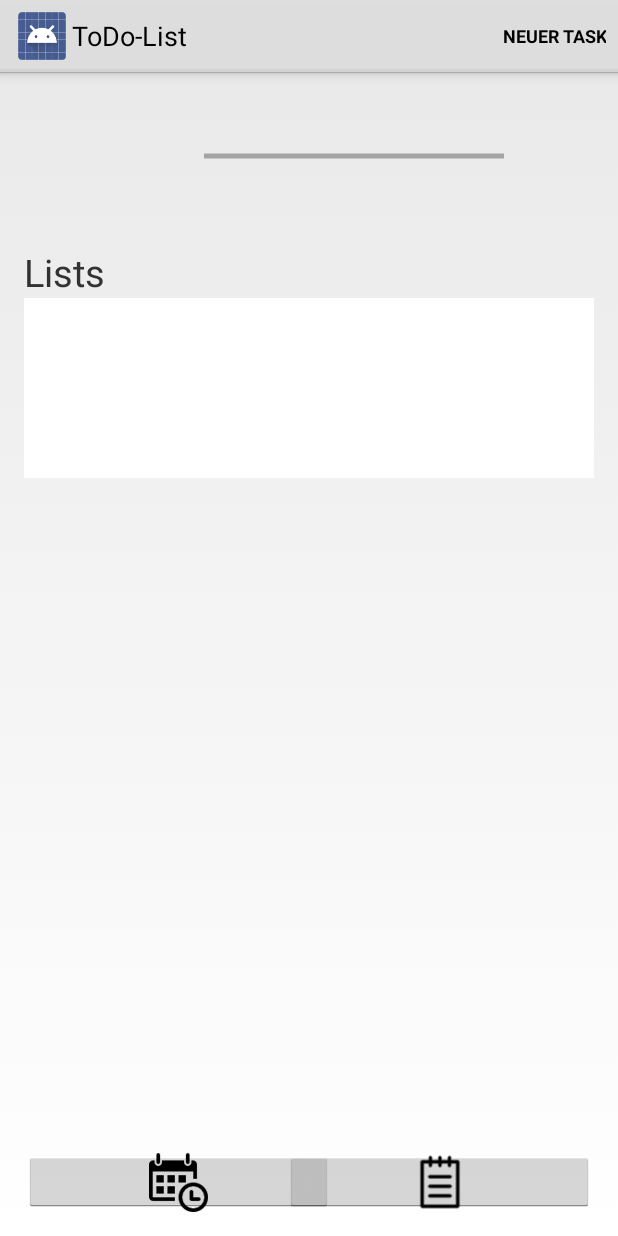
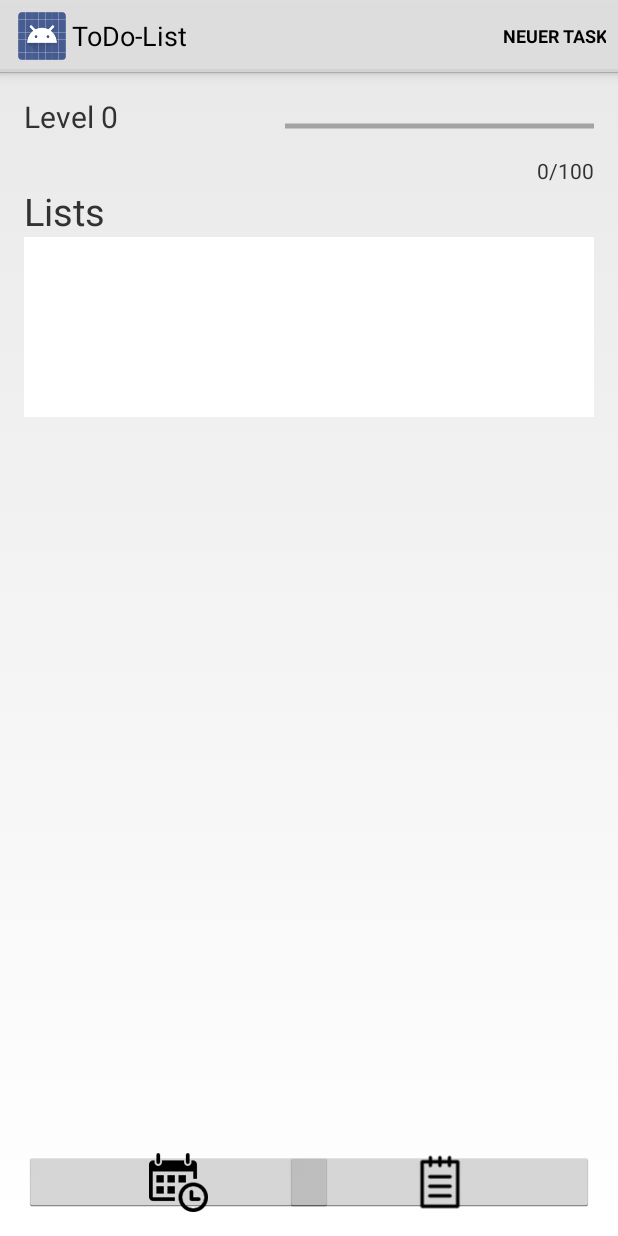
Before and after one commit to eh-bianca/Tags, an Android app: the screen it shows after launch (MainActivity), on a phone screen of 412 x 824 dp. Run offline under Robolectric (Android 15) with nearby library versions, the phone set to English and light mode, and no system bars.

Commit message:
Level Anzeige erstellt und ein bisschen  gestyled

```diff
--- a/app/src/main/java/at/ac/fh/tags/MainActivity.java
+++ b/app/src/main/java/at/ac/fh/tags/MainActivity.java
@@ -39,9 +39,10 @@ public class MainActivity extends Activity {
     private Context context = this;
     private ProgressBar progressBar;
     private int progressStatus = 0;
-    private TextView textView;
+    private TextView tvPunkte;
+    private TextView tvLevel;
     private Handler handler = new Handler();
-    private int level;
+    private int punktestand;
 
 
 
@@ -54,24 +55,31 @@ public class MainActivity extends Activity {
         tm = new TaskManager(this);
 
         progressBar = (ProgressBar) findViewById(R.id.progressBar);
-        textView = (TextView) findViewById(R.id.levelBar);
+        tvPunkte = (TextView) findViewById(R.id.levelBar);
+        tvLevel = (TextView) findViewById(R.id.level);
 
 
-        int level=tm.getSum();
+        punktestand=tm.getSum();
 
-        int barStand=level%100;
+        int barStand=punktestand%100;
+        int level = (punktestand - barStand)/100;
+        tvLevel.setText("Level " + level);
+        Log.i("Level: ", "" + level);
+        Log.i("Punktestand: ", "" + punktestand);
 
 
-        Log.i("Level: ", "" + level);
-
-        while (progressStatus < barStand) {
-        progressStatus += 1;
+        if(barStand == 0){
+            tvPunkte.setText(progressStatus + "/" + progressBar.getMax());
+        }
+        else {
+            while (progressStatus < barStand) {
+                progressStatus += 1;
 
 
-        progressBar.setProgress(progressStatus);
+                progressBar.setProgress(progressStatus);
 
-        textView.setText(progressStatus + "/" + progressBar.getMax());
-
+                tvPunkte.setText(progressStatus + "/" + progressBar.getMax());
+            }
         }
 
         Display display = getWindowManager().getDefaultDisplay();
@@ -100,6 +108,12 @@ public class MainActivity extends Activity {
             }
         });
 
+        params = (RelativeLayout.LayoutParams) tvLevel.getLayoutParams();
+        params.width = width / 4;
+        tvLevel.setLayoutParams(params);
+
+        params = (RelativeLayout.LayoutParams) progressBar.getLayoutParams();
+        params.width = (width / 2);
         ListView listView1 = (ListView) findViewById(R.id.task_list);
 
         ArrayList<String> Listen = new ArrayList<String>();
--- a/app/src/main/res/layout/activity_main.xml
+++ b/app/src/main/res/layout/activity_main.xml
@@ -9,13 +9,18 @@
     tools:context=".MainActivity">
 
     <TextView
-        android:layout_width="100dp"
-        android:layout_height="100dp"
+        android:layout_width="wrap_content"
+        android:layout_height="wrap_content"
+        android:layout_alignParentTop="true"
+        android:layout_alignParentLeft="true"
+        android:textSize="20dp"
         android:id="@+id/level"/>
     <TextView
-        android:layout_width="100dp"
-        android:layout_height="100dp"
-        android:id="@+id/levelBar"/>
+        android:layout_width="wrap_content"
+        android:layout_height="wrap_content"
+        android:id="@+id/levelBar"
+        android:layout_below="@+id/progressBar"
+        android:layout_alignParentRight="true"/>
 
     <TextView
         android:layout_width="fill_parent"
@@ -23,7 +28,7 @@
         android:text="Lists"
         android:id="@+id/textView"
         android:textSize="25dp"
-        android:layout_below="@+id/level"
+        android:layout_below="@+id/levelBar"
         android:layout_alignParentLeft="true"
         android:layout_alignParentStart="true"/>
 
@@ -40,14 +45,11 @@
     <ProgressBar
         style="?android:attr/progressBarStyleHorizontal"
         android:layout_width="200dp"
-        android:layout_height="20dp"
+        android:layout_height="40dp"
         android:id="@+id/progressBar"
-        android:layout_marginRight="60dp"
-        android:layout_marginEnd="60dp"
         android:layout_alignParentTop="true"
         android:layout_alignParentRight="true"
-        android:layout_alignParentEnd="true"
-        android:layout_marginTop="30dp" />
+         />
 
     <ImageButton
         android:src="@drawable/calender"
```
